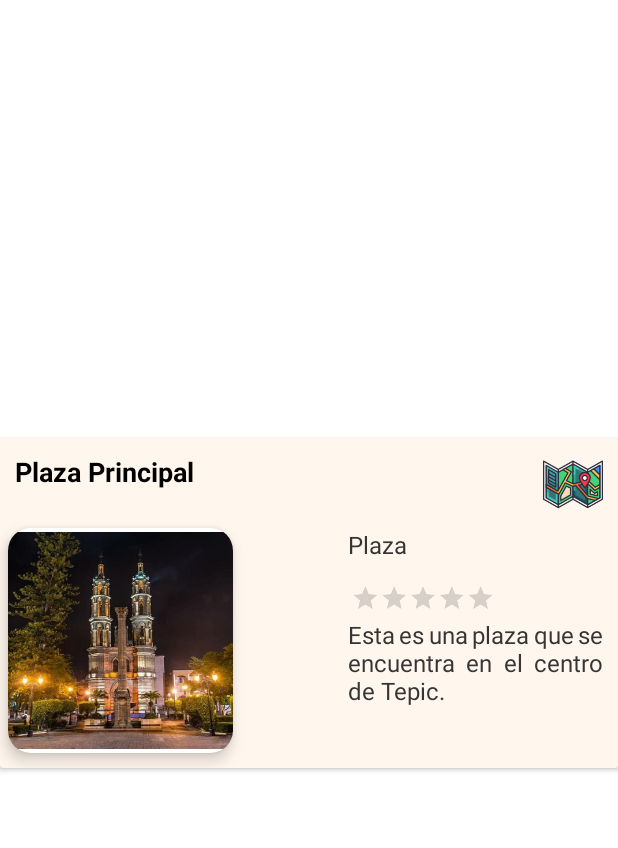
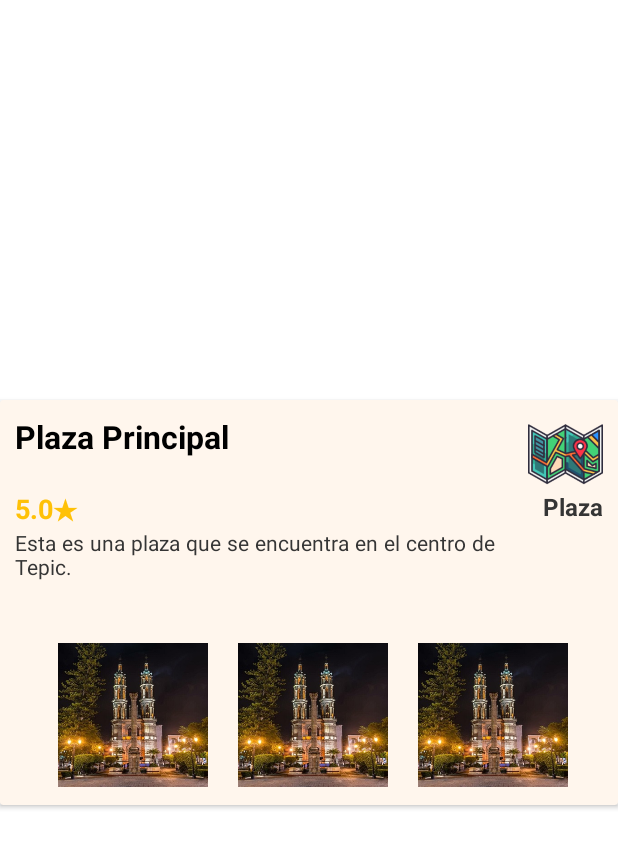
Before and after one commit to DanielAyalaRa/LADM_LosInvitados, an Android app: the layout card_view.xml on its own in the app's theme, with its tools: preview values and no code run, on a phone screen of 412 x 824 dp. Shown: the top 848 px of the screen. Run offline under Robolectric (Android 15) with nearby library versions, the phone set to English and light mode, and no system bars.

Commit message:
imagenes ya jalando

```diff
--- a/app/src/main/java/mx/edu/ittepic/daar/ladm_u5_centrohitorico_losinvencibles/clases/Imagen.kt
+++ b/app/src/main/java/mx/edu/ittepic/daar/ladm_u5_centrohitorico_losinvencibles/clases/Imagen.kt
@@ -1,5 +1,5 @@
 package mx.edu.ittepic.daar.ladm_u5_centrohitorico_losinvencibles.clases
 
-class Imagen(imagen:Int) {
+class Imagen(imagen:String) {
     var imagen = imagen
 }
--- a/app/src/main/java/mx/edu/ittepic/daar/ladm_u5_centrohitorico_losinvencibles/ui/galeria/GaleriaFragment.kt
+++ b/app/src/main/java/mx/edu/ittepic/daar/ladm_u5_centrohitorico_losinvencibles/ui/galeria/GaleriaFragment.kt
@@ -1,20 +1,24 @@
 package mx.edu.ittepic.daar.ladm_u5_centrohitorico_losinvencibles.ui.galeria
 
 import android.app.AlertDialog
+import android.graphics.BitmapFactory
 import android.os.Bundle
 import android.view.LayoutInflater
 import android.view.View
 import android.view.ViewGroup
 import android.widget.ArrayAdapter
+import android.widget.ListView
 import android.widget.Toast
 import androidx.fragment.app.Fragment
 import androidx.lifecycle.ViewModelProvider
 import androidx.recyclerview.widget.LinearLayoutManager
 import com.google.firebase.firestore.FirebaseFirestore
+import com.google.firebase.storage.FirebaseStorage
 import mx.edu.ittepic.daar.ladm_u5_centrohitorico_losinvencibles.R
 import mx.edu.ittepic.daar.ladm_u5_centrohitorico_losinvencibles.clases.CustomAdapter
 import mx.edu.ittepic.daar.ladm_u5_centrohitorico_losinvencibles.clases.Lugar
 import mx.edu.ittepic.daar.ladm_u5_centrohitorico_losinvencibles.databinding.FragmentGaleriaBinding
+import java.io.File
 
 class GaleriaFragment : Fragment() {
 
@@ -54,7 +58,6 @@ class GaleriaFragment : Fragment() {
 
                     vectorLugares.add(lugar)
                 }
-
 
                 val adapter = CustomAdapter(vectorLugares)
                 binding.recyclerView.layoutManager = LinearLayoutManager(requireContext())
--- a/app/src/main/res/layout/card_view.xml
+++ b/app/src/main/res/layout/card_view.xml
@@ -1,84 +1,100 @@
 <?xml version="1.0" encoding="utf-8"?>
 <androidx.cardview.widget.CardView xmlns:android="http://schemas.android.com/apk/res/android"
     android:layout_width="match_parent"
-    android:layout_height="220dp"
+    android:layout_height="270dp"
     android:id="@+id/card_view"
     android:layout_gravity="center"
     android:backgroundTint="@color/colorCrema"
     android:layout_marginBottom="10dp">
 
-    <androidx.cardview.widget.CardView
-        xmlns:card_view="http://schemas.android.com/apk/res-auto"
-        android:layout_gravity="bottom|left"
-        card_view:cardElevation="6dp"
-        android:layout_marginLeft="5dp"
-        android:layout_marginBottom="10dp"
-        android:layout_width="150dp"
-        android:layout_height="150dp"
-        card_view:cardCornerRadius="15dp">
-
-        <ImageView
-            android:layout_width="match_parent"
-            android:layout_height="match_parent"
-            android:src="@drawable/plazaprincipal"
-            android:id="@+id/listaFoto"/>
-    </androidx.cardview.widget.CardView>
-
     <TextView
-        android:layout_width="match_parent"
+        android:layout_width="300dp"
         android:layout_height="wrap_content"
         android:layout_margin="10dp"
         android:text="Plaza Principal"
-        android:textSize="18sp"
-        android:layout_gravity="right"
+        android:textSize="21sp"
+        android:layout_gravity="left"
         android:layout_marginTop="10dp"
         android:layout_marginRight="10dp"
+        android:layout_marginLeft="10dp"
         android:textColor="@color/black"
         android:textStyle="bold"
         android:id="@+id/txtTitulo"/>
 
     <TextView
-        android:layout_width="170sp"
+        android:layout_width="match_parent"
         android:layout_height="wrap_content"
         android:text="Plaza"
         android:textSize="16sp"
-        android:layout_gravity="right"
+        android:textAlignment="textEnd"
         android:layout_marginTop="60dp"
         android:layout_marginRight="10dp"
+        android:layout_marginLeft="10dp"
         android:textColor="#353535"
+        android:textStyle="bold"
         android:id="@+id/txtCategoria"/>
 
     <ImageView
-        android:layout_width="40dp"
-        android:layout_height="40dp"
+        android:layout_width="50dp"
+        android:layout_height="50dp"
         android:layout_gravity="right"
         android:layout_margin="10dp"
         android:src="@drawable/mapa"
         android:id="@+id/icono"/>
 
-    <RatingBar
+    <TextView
         android:id="@+id/txtEstrellas"
-        android:layout_width="240sp"
+        android:layout_width="80dp"
         android:layout_height="wrap_content"
-        android:layout_gravity="right"
-        android:layout_marginTop="80dp"
-        android:layout_marginRight="10dp"
-        android:scaleX="0.4"
-        android:scaleY="0.4"
-        android:stepSize="0.5"
-        android:theme="@style/Theme.Rating"
-        android:numStars="5"/>
+        android:layout_gravity="left"
+        android:layout_marginLeft="10dp"
+        android:textColor="#FFC107"
+        android:textStyle="bold"
+        android:textSize="18dp"
+        android:text="5.0★"
+        android:layout_marginTop="60dp"/>
 
     <TextView
-        android:layout_width="170sp"
+        android:layout_width="320dp"
         android:layout_height="80dp"
         android:text="Esta es una plaza que se encuentra en el centro de Tepic."
-        android:textSize="16sp"
-        android:layout_gravity="right"
-        android:layout_marginTop="120dp"
+        android:textSize="14sp"
+        android:layout_gravity="left"
+        android:layout_marginTop="85dp"
         android:layout_marginRight="10dp"
+        android:layout_marginLeft="10dp"
         android:textColor="#353535"
         android:justificationMode="inter_word"
         android:id="@+id/txtDescripcion"/>
 
+    <LinearLayout
+        android:layout_width="match_parent"
+        android:layout_height="wrap_content"
+        android:orientation="horizontal"
+        android:gravity="center"
+        android:layout_gravity="bottom"
+        android:padding="10dp">
+
+        <ImageView
+            android:layout_width="100dp"
+            android:layout_height="100dp"
+            android:layout_marginLeft="5dp"
+            android:layout_marginRight="20dp"
+            android:src="@drawable/plazaprincipal"
+            android:id="@+id/foto1"/>
+
+        <ImageView
+            android:layout_width="100dp"
+            android:layout_height="100dp"
+            android:layout_marginRight="20dp"
+            android:src="@drawable/plazaprincipal"
+            android:id="@+id/foto2"/>
+
+        <ImageView
+            android:layout_width="100dp"
+            android:layout_height="100dp"
+            android:src="@drawable/plazaprincipal"
+            android:id="@+id/foto3"/>
+    </LinearLayout>
+
 </androidx.cardview.widget.CardView>
--- a/app/src/main/res/layout/fragment_galeria.xml
+++ b/app/src/main/res/layout/fragment_galeria.xml
@@ -53,6 +53,7 @@
         android:id="@+id/recyclerView"
         android:layout_width="match_parent"
         android:layout_marginTop="15dp"
-        android:layout_height="560dp"/>
+        android:layout_height="match_parent"
+        android:layout_marginBottom="60dp"/>
 
 </LinearLayout>
```
Also changed, not shown: app/src/main/java/mx/edu/ittepic/daar/ladm_u5_centrohitorico_losinvencibles/clases/CustomAdapter.kt (+55 -17 lines).
